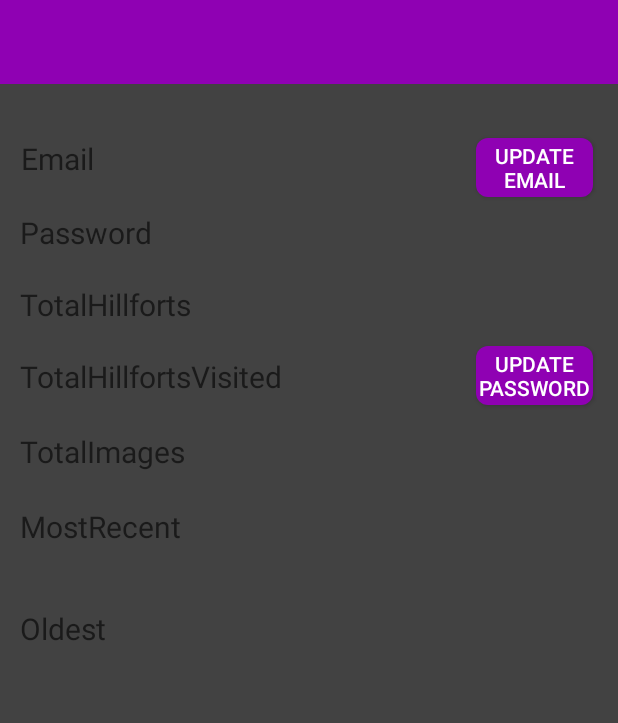
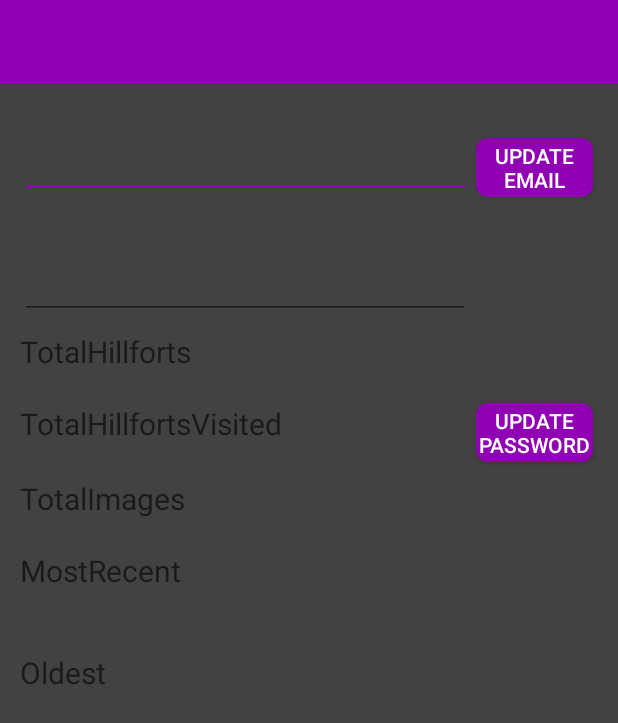
Before and after one commit to niallmul97/HillfortApp, an Android app: the layout activity_settings.xml on its own in the app's theme, with its tools: preview values and no code run, on a phone screen of 412 x 824 dp. Shown: the top 723 px of the screen. Run offline under Robolectric (Android 15) with nearby library versions, the phone set to English and light mode, and no system bars.

Commit message:
Added the abilty to update email and password in the settings page

```diff
--- a/app/src/main/java/models/UserJSONStore.kt
+++ b/app/src/main/java/models/UserJSONStore.kt
@@ -65,7 +65,7 @@ class UserJSONStore : UserStore, AnkoLogger {
     }
 
     override fun update(user: UserModel) {
-        var foundUser: UserModel? = users.find { p -> p.id == user.id }
+        val foundUser: UserModel? = users.find { p -> p.id == user.id }
         if (foundUser != null) {
             foundUser.email = user.email
             foundUser.password = user.password
--- a/app/src/main/res/layout/activity_settings.xml
+++ b/app/src/main/res/layout/activity_settings.xml
@@ -26,32 +26,32 @@
 
     </com.google.android.material.appbar.AppBarLayout>
 
-    <TextView
+    <EditText
         android:id="@+id/displayEmail"
         android:layout_width="300dp"
         android:layout_height="40dp"
         android:layout_marginTop="36dp"
-        android:hint="Email"
         android:textColor="@color/colorPrimary"
         android:textSize="20sp"
+        android:inputType="textEmailAddress"
         app:layout_constraintEnd_toEndOf="parent"
         app:layout_constraintHorizontal_bias="0.125"
         app:layout_constraintStart_toStartOf="parent"
         app:layout_constraintTop_toBottomOf="@+id/appBarLayout" />
 
-    <TextView
+    <EditText
         android:id="@+id/displayPassword"
         android:layout_width="300dp"
         android:layout_height="40dp"
-        android:hint="Password"
+        android:inputType="textPassword"
         android:textColor="@color/colorPrimary"
         android:textSize="20sp"
         app:layout_constraintBottom_toBottomOf="parent"
         app:layout_constraintEnd_toEndOf="parent"
-        app:layout_constraintHorizontal_bias="0.12"
+        app:layout_constraintHorizontal_bias="0.117"
         app:layout_constraintStart_toStartOf="parent"
         app:layout_constraintTop_toBottomOf="@+id/displayEmail"
-        app:layout_constraintVertical_bias="0.014" />
+        app:layout_constraintVertical_bias="0.062" />
 
     <TextView
         android:id="@+id/displayTotalHillforts"
@@ -109,7 +109,7 @@
         app:layout_constraintHorizontal_bias="0.117"
         app:layout_constraintStart_toStartOf="parent"
         app:layout_constraintTop_toBottomOf="@+id/displayTotalHillfortsVisited"
-        app:layout_constraintVertical_bias="0.005" />
+        app:layout_constraintVertical_bias="0.0" />
 
     <TextView
         android:id="@+id/displayOldestVisited"
@@ -131,7 +131,7 @@
         android:layout_width="78dp"
         android:layout_height="39dp"
         android:layout_marginTop="36dp"
-        android:background = "@drawable/rounded_button"
+        android:background="@drawable/rounded_button"
         android:text="@string/updateEmail"
         android:textColor="@color/colorPrimary"
         app:layout_constraintBottom_toBottomOf="parent"
@@ -145,8 +145,9 @@
         android:id="@+id/updatePassword"
         android:layout_width="78dp"
         android:layout_height="39dp"
+        android:layout_marginTop="45dp"
         android:layout_marginEnd="8dp"
-        android:layout_marginBottom="548dp"
+        android:layout_marginBottom="516dp"
         android:background="@drawable/rounded_button"
         android:text="@string/updatePassword"
         android:textColor="@color/colorPrimary"
@@ -154,7 +155,7 @@
         app:layout_constraintEnd_toEndOf="parent"
         app:layout_constraintHorizontal_bias="0.333"
         app:layout_constraintStart_toEndOf="@+id/displayPassword"
-        app:layout_constraintTop_toBottomOf="@+id/appBarLayout"
-        app:layout_constraintVertical_bias="0.965" />
+        app:layout_constraintTop_toBottomOf="@+id/updateEmail"
+        app:layout_constraintVertical_bias="1.0" />
 
 </androidx.constraintlayout.widget.ConstraintLayout>
```
Also changed, not shown: app/src/main/java/com/example/hillfort/activities/SettingsActivity.kt (+26 -2 lines).
